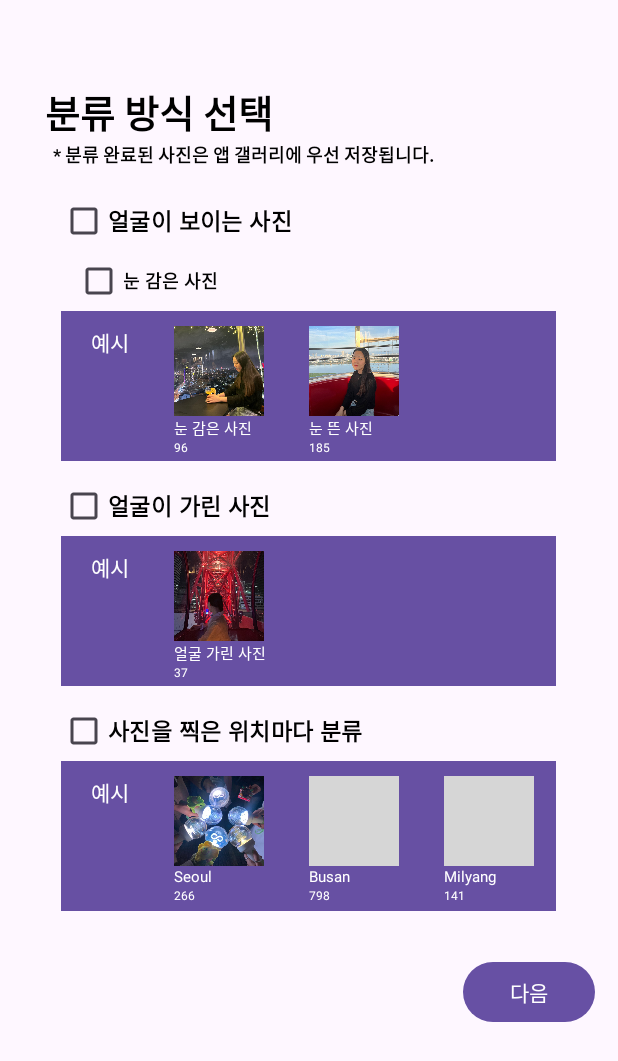
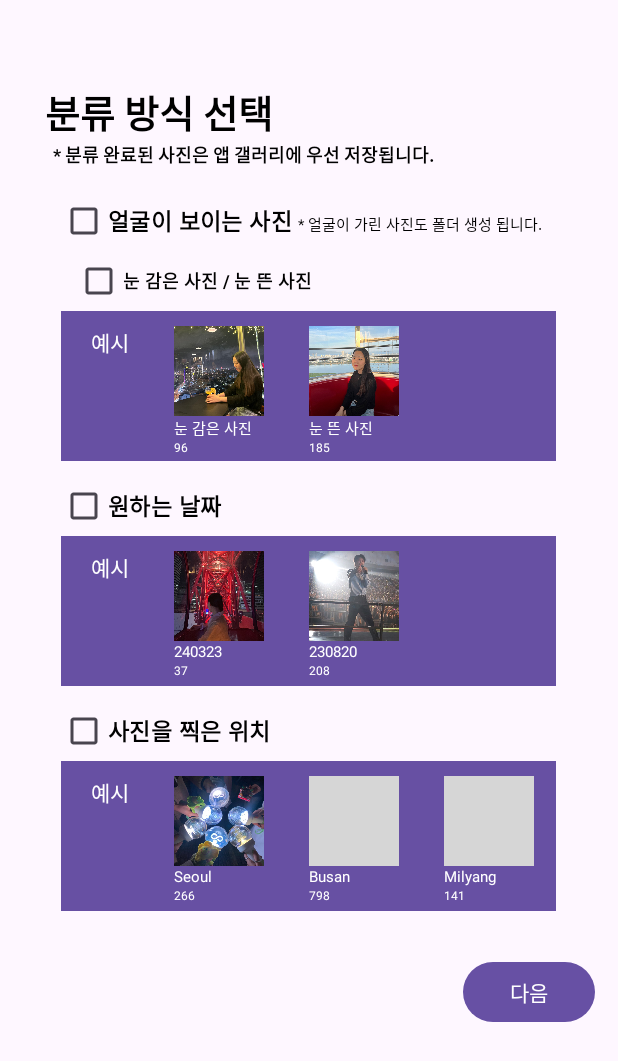
Before and after one commit to Jeongsunga/Image-Classification-Application, an Android app: the Filter screen opened directly, with no data from a screen before it, on a phone screen of 412 x 824 dp. Shown: the top 1061 px of the screen. Run offline under Robolectric (Android 15) with nearby library versions, the phone set to English and light mode, and no system bars; grey boxes are pictures that could not be loaded.

Commit message:
필터 내용이 수정된 코드

```diff
--- a/app/src/main/res/layout/activity_filter.xml
+++ b/app/src/main/res/layout/activity_filter.xml
@@ -34,6 +34,13 @@
 
     </LinearLayout>
 
+    <LinearLayout
+        android:layout_width="wrap_content"
+        android:layout_height="wrap_content"
+        android:orientation="horizontal">
+
+
+
     <CheckBox
         android:id="@+id/chbox_faceOpen"
         android:layout_width="wrap_content"
@@ -45,12 +52,23 @@
         android:textSize="15sp"
         android:textStyle="bold" />
 
+        <TextView
+            android:layout_width="wrap_content"
+            android:layout_height="wrap_content"
+            android:text="* 얼굴이 가린 사진도 폴더 생성 됩니다."
+            android:textSize="10sp"
+            android:layout_marginTop="15dp"
+            android:layout_marginLeft="4dp"
+            android:textColor="#000000"/>
+
+    </LinearLayout>
+
     <CheckBox
         android:id="@+id/chbox_eyeclosed"
         android:layout_width="wrap_content"
         android:layout_height="40dp"
         android:layout_marginLeft="50dp"
-        android:text="눈 감은 사진"
+        android:text="눈 감은 사진 / 눈 뜬 사진"
         android:textColor="#000000"
         android:textSize="12sp"
         android:textStyle="bold"/>
@@ -136,7 +154,7 @@
         android:layout_height="40dp"
         android:layout_marginLeft="40dp"
         android:layout_marginTop="10dp"
-        android:text="얼굴이 가린 사진"
+        android:text="원하는 날짜"
         android:textColor="#000000"
         android:textSize="15sp"
         android:textStyle="bold" />
@@ -171,7 +189,7 @@
                 android:layout_width="wrap_content"
                 android:layout_height="wrap_content"
                 android:layout_marginLeft="30dp"
-                android:text="얼굴 가린 사진"
+                android:text="240323"
                 android:textColor="#ffffff"
                 android:textSize="10sp" />
 
@@ -184,6 +202,35 @@
                 android:textSize="8sp" />
         </LinearLayout>
 
+        <LinearLayout
+            android:layout_width="wrap_content"
+            android:layout_height="wrap_content"
+            android:orientation="vertical" >
+
+            <ImageView
+                android:layout_width="60dp"
+                android:layout_height="60dp"
+                android:src="@drawable/nwh28"
+                android:layout_marginTop="10dp"
+                android:layout_marginLeft="30dp"/>
+
+            <TextView
+                android:layout_width="wrap_content"
+                android:layout_height="wrap_content"
+                android:layout_marginLeft="30dp"
+                android:text="230820"
+                android:textColor="#ffffff"
+                android:textSize="10sp" />
+
+            <TextView
+                android:layout_width="wrap_content"
+                android:layout_height="wrap_content"
+                android:layout_marginLeft="30dp"
+                android:text="208"
+                android:textColor="#ffffff"
+                android:textSize="8sp" />
+        </LinearLayout>
+
     </LinearLayout>
 
     <CheckBox
@@ -192,7 +239,7 @@
         android:layout_height="40dp"
         android:layout_marginLeft="40dp"
         android:layout_marginTop="10dp"
-        android:text="사진을 찍은 위치마다 분류"
+        android:text="사진을 찍은 위치"
         android:textColor="#000000"
         android:textSize="15sp"
         android:textStyle="bold" />
```
Also changed, not shown: app/src/main/java/com/example/picutre/MainActivity.java (+36 -0 lines), app/src/main/res/layout/activity_main.xml (+8 -0 lines), app/src/main/res/drawable/nwh28.jpg (added).
